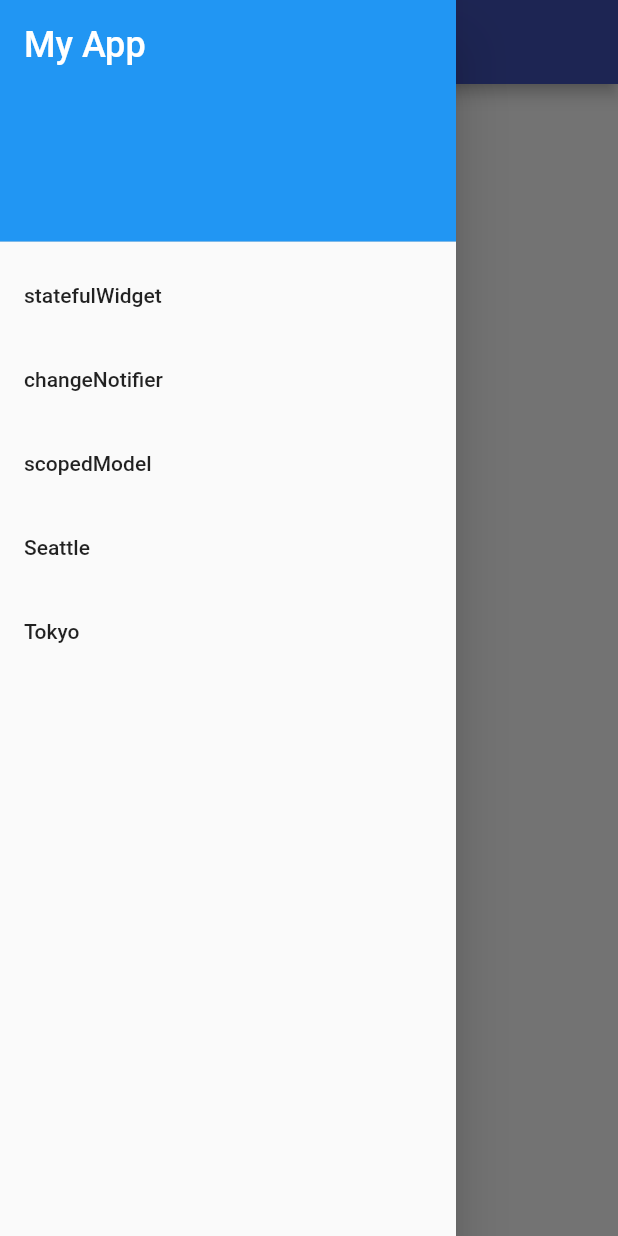
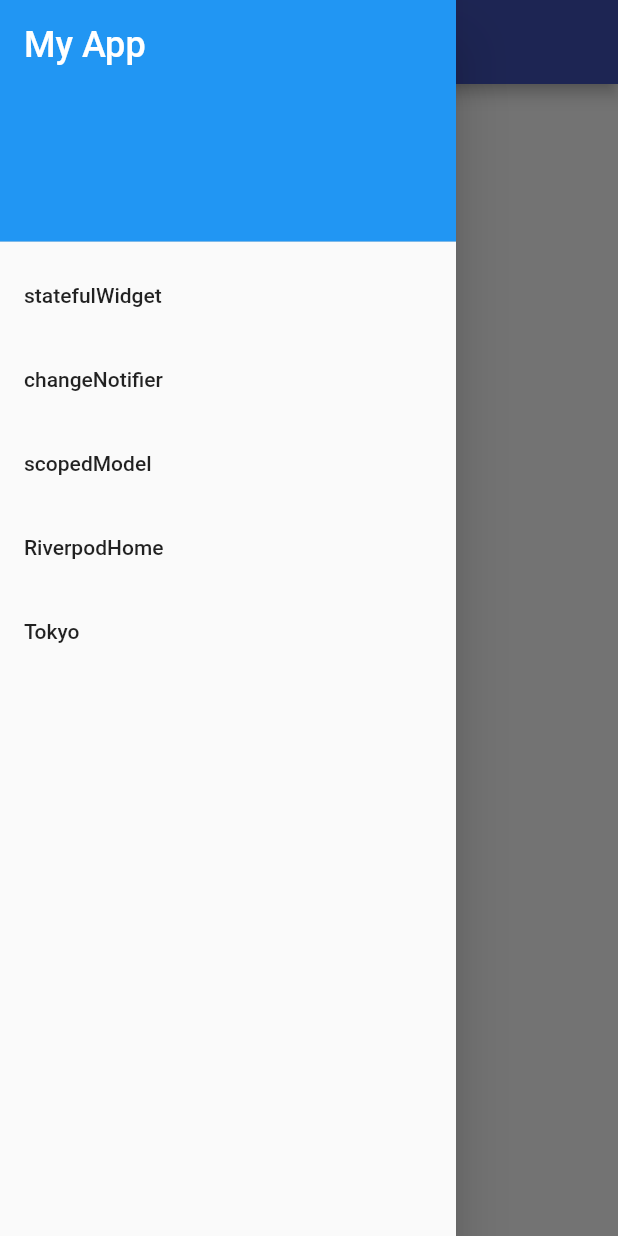
Before and after one commit to entaku0818/football_flutter, a Flutter app: the screen it shows after launch, with the side drawer open, on a phone screen of 412 x 824 dp. Run offline on Flutter 3.47's test engine with Material 2 defaults, Android fonts, the phone set to English and light mode, and no system bars; our stand-ins replace dio, flutter_riverpod, freezed_annotation, retrofit; generated files the repository leaves out were written again; network calls fail.

Commit message:
add riverpod

```diff
--- a/lib/apis/http_client.dart
+++ b/lib/apis/http_client.dart
@@ -1,6 +1,5 @@
 import 'package:dio/dio.dart' hide Headers;
 import 'package:footballflutter/model/team_response.dart';
-
 import 'package:retrofit/retrofit.dart';
 
 part 'http_client.g.dart';
@@ -9,11 +8,8 @@ part 'http_client.g.dart';
 abstract class HttpClient {
   factory HttpClient(Dio dio) = _HttpClient;
 
-  @Headers(<String, dynamic>{
-    'Content-Type': 'application/json',
-    'X-Auth-Token': '9703d46d0a6c4e3f8f76ca1d17dcc150'
-  })
+  @Headers(
+      <String, dynamic>{'Content-Type': 'application/json', 'X-Auth-Token': ''})
   @GET('/v2/competitions/PL/teams')
   Future<TeamResponse> feachTeams();
-
 }
--- a/lib/main.dart
+++ b/lib/main.dart
@@ -1,8 +1,11 @@
 import 'package:flutter/material.dart';
+import 'package:flutter_riverpod/flutter_riverpod.dart'
+    hide ChangeNotifierProvider;
 import 'package:footballflutter/view/changeNotifier/change_notifier.dart';
 import 'package:footballflutter/view/changeNotifier/team_model.dart';
+import 'package:footballflutter/view/riverpod/riverpod_home.dart';
 import 'package:footballflutter/view/statefulWidget/HomeScreen.dart';
-import 'package:provider/provider.dart';
+import 'package:provider/provider.dart' show ChangeNotifierProvider;
 
 import 'view/scoped_model/scoped_model_home.dart';
 
@@ -28,6 +31,9 @@ class MyApp extends StatelessWidget {
         '/changeNotifier': (BuildContext context) => ChangeNotifierProvider(
               create: (context) => TeamModel(),
               child: ChangeNotifierHome(),
+            ),
+        '/RiverpodHome': (BuildContext context) => ProviderScope(
+              child: RiverpodHome(),
             )
       },
     );
--- a/lib/view/Header.dart
+++ b/lib/view/Header.dart
@@ -43,9 +43,9 @@ class _HeaderState extends State<Header> {
             },
           ),
           ListTile(
-            title: Text('Seattle'),
+            title: Text('RiverpodHome'),
             onTap: () {
-              Navigator.pop(context);
+              Navigator.pushReplacementNamed(context, '/RiverpodHome');
             },
           ),
           ListTile(
--- a/pubspec.yaml
+++ b/pubspec.yaml
@@ -30,6 +30,7 @@ dependencies:
   # Use with the CupertinoIcons class for iOS style icons.
   cupertino_icons: ^1.0.2
   scoped_model: ^1.1.0
+  flutter_riverpod: 1.0.0
 
 
 dev_dependencies:
```
Also changed, not shown: lib/repositories/teams_repository.dart (+2 -10 lines), lib/view/riverpod/riverpod_home.dart (added, +29 -0 lines), lib/view/riverpod/team_provider.dart (added, +27 -0 lines), lib/apis/http_client.g.dart, pubspec.lock.
